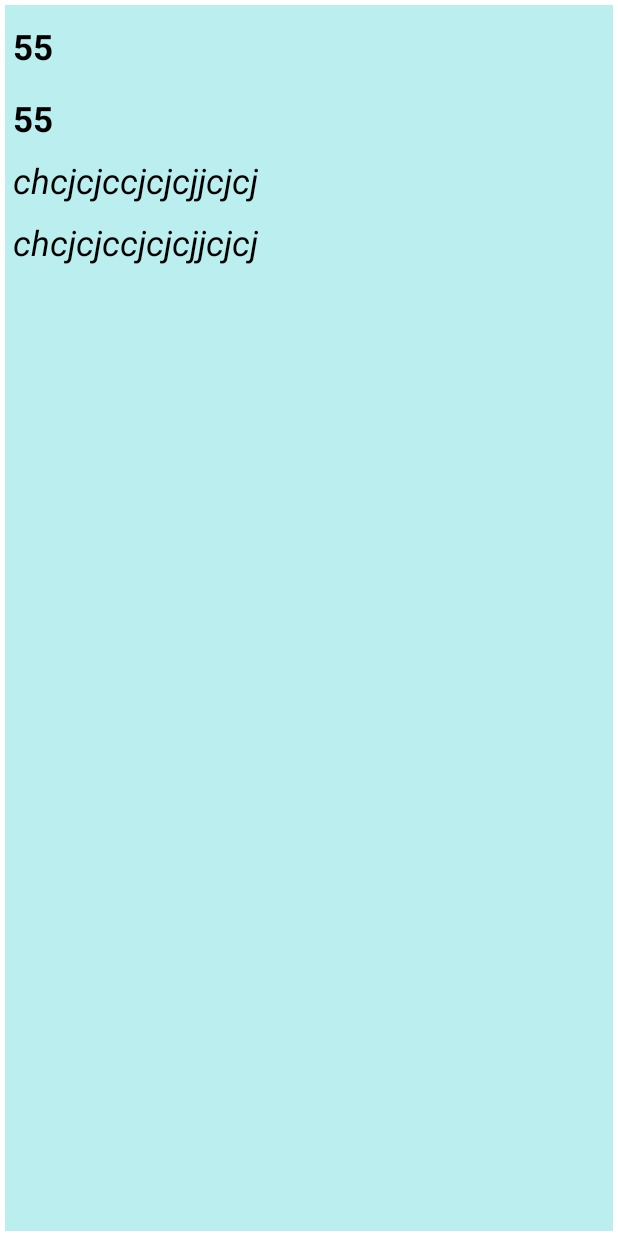
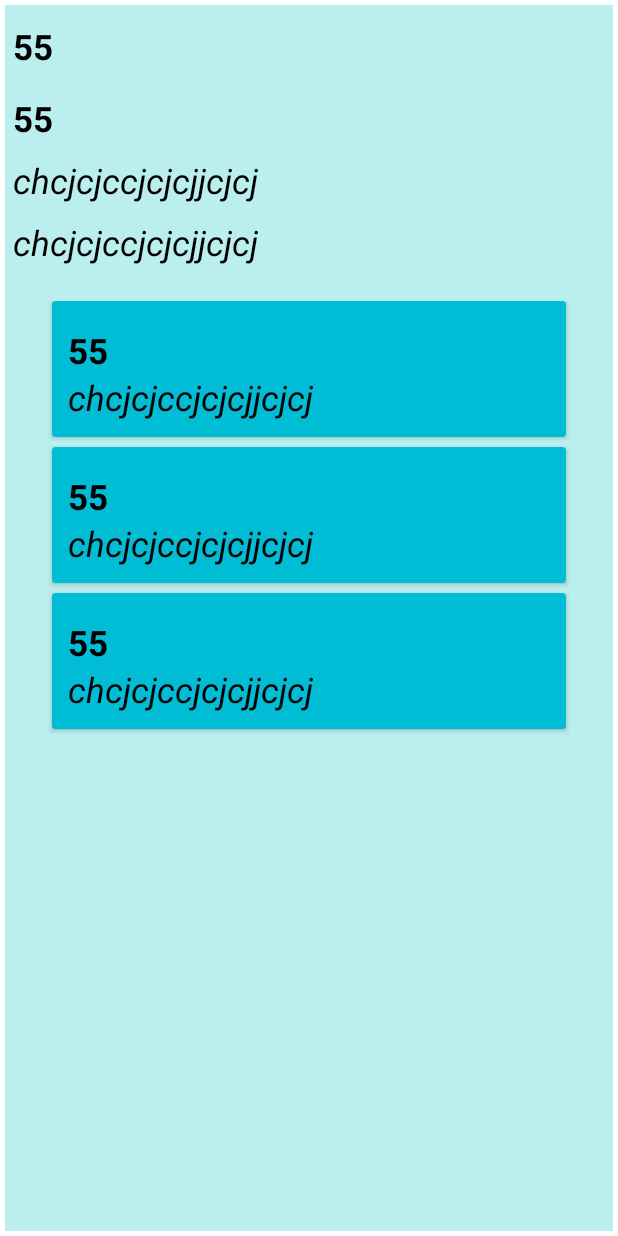
Before and after one commit to omarashraf32/PoststAppApi, an Android app: the layout fragment_post_details.xml on its own in the app's theme, with its tools: preview values and no code run, on a phone screen of 412 x 824 dp. Run offline under Robolectric (Android 15) with nearby library versions, the phone set to English and light mode, and no system bars.

Commit message:
comment adpter

```diff
--- a/app/src/main/java/com/example/postsapi/data/source/remote/WebService.java
+++ b/app/src/main/java/com/example/postsapi/data/source/remote/WebService.java
@@ -1,5 +1,6 @@
 package com.example.postsapi.data.source.remote;
 
+import com.example.postsapi.data.model.CommentResponseItem;
 import com.example.postsapi.data.model.PostResponseItem;
 
 import java.util.List;
@@ -7,6 +8,7 @@ import java.util.List;
 import retrofit2.Call;
 import retrofit2.http.GET;
 import retrofit2.http.Path;
+import retrofit2.http.Query;
 
 public interface WebService {
     @GET("posts")
@@ -14,4 +16,7 @@ public interface WebService {
 
     @GET("posts/{id}")
     Call<PostResponseItem> getpost(@Path("id") int id);
+
+    @GET("comments")
+    Call<List<CommentResponseItem>>getPostComment(@Query("postId") int postId);
 }
--- a/app/src/main/res/layout/fragment_post_details.xml
+++ b/app/src/main/res/layout/fragment_post_details.xml
@@ -62,9 +62,11 @@
 
     <com.google.android.material.textview.MaterialTextView
         android:id="@+id/txt_post_deac"
-        android:layout_width="match_parent"
+        android:layout_width="wrap_content"
         android:layout_height="wrap_content"
         android:textColor="@color/black"
+        android:ellipsize="end"
+        android:maxLines="3"
         android:textSize="@dimen/_18ssp"
         android:textStyle="italic"
         tools:text="chcjcjccjcjcjjcjcj"/>
@@ -76,4 +78,13 @@
         android:layout_marginTop="@dimen/_5sdp"
         android:text="---------------------------------------------------"/>
 
+    <androidx.recyclerview.widget.RecyclerView
+        android:id="@+id/comment_recycler"
+        android:layout_width="match_parent"
+        android:layout_height="wrap_content"
+        tools:listitem="@layout/item_comment_layout"
+        android:layout_marginTop="@dimen/_10sdp"/>
+
+
+
 </LinearLayout>
--- /dev/null
+++ b/app/src/main/res/layout/item_comment_layout.xml
@@ -0,0 +1,36 @@
+<?xml version="1.0" encoding="utf-8"?>
+<androidx.cardview.widget.CardView
+    xmlns:android="http://schemas.android.com/apk/res/android"
+    android:layout_width="match_parent"
+    android:layout_height="wrap_content"
+    android:layout_marginHorizontal="@dimen/_20sdp"
+    android:layout_marginBottom="@dimen/_5sdp"
+    app:cardBackgroundColor="#00BCD4"
+    xmlns:app="http://schemas.android.com/apk/res-auto"
+    xmlns:tools="http://schemas.android.com/tools">
+    <LinearLayout
+        android:layout_width="match_parent"
+        android:layout_height="wrap_content"
+        android:padding="@dimen/_8sdp"
+        android:orientation="vertical">
+
+    <com.google.android.material.textview.MaterialTextView
+        android:id="@+id/txt_comment_id"
+        android:layout_width="match_parent"
+        android:layout_height="wrap_content"
+        android:textColor="@color/black"
+        android:textSize="@dimen/_18ssp"
+        android:textStyle="bold"
+        android:layout_marginTop="@dimen/_5sdp"
+        tools:text="55"/>
+    <com.google.android.material.textview.MaterialTextView
+        android:id="@+id/txt_comment_body"
+        android:layout_width="match_parent"
+        android:layout_height="wrap_content"
+        android:textColor="@color/black"
+        android:textSize="@dimen/_18ssp"
+        android:textStyle="italic"
+        tools:text="chcjcjccjcjcjjcjcj"/>
+    </LinearLayout>
+
+</androidx.cardview.widget.CardView>
```
Also changed, not shown: app/src/main/java/com/example/postsapi/data/model/CommentResponseItem.java (added, +41 -0 lines), app/src/main/java/com/example/postsapi/ui/adpter/CommentAdpater.java (added, +71 -0 lines).
